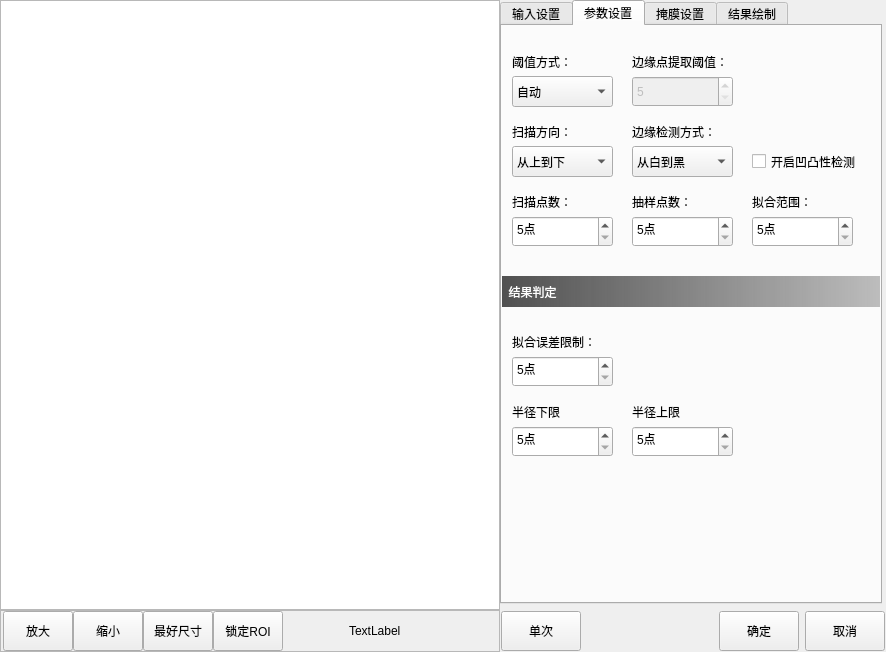
Old version of the form CMvFindRoundParamWidget/CMvFindRoundParamWidget/CMvFindRoundParamWidget.ui in the repository OrangLBlue/QtUI_For_Work.
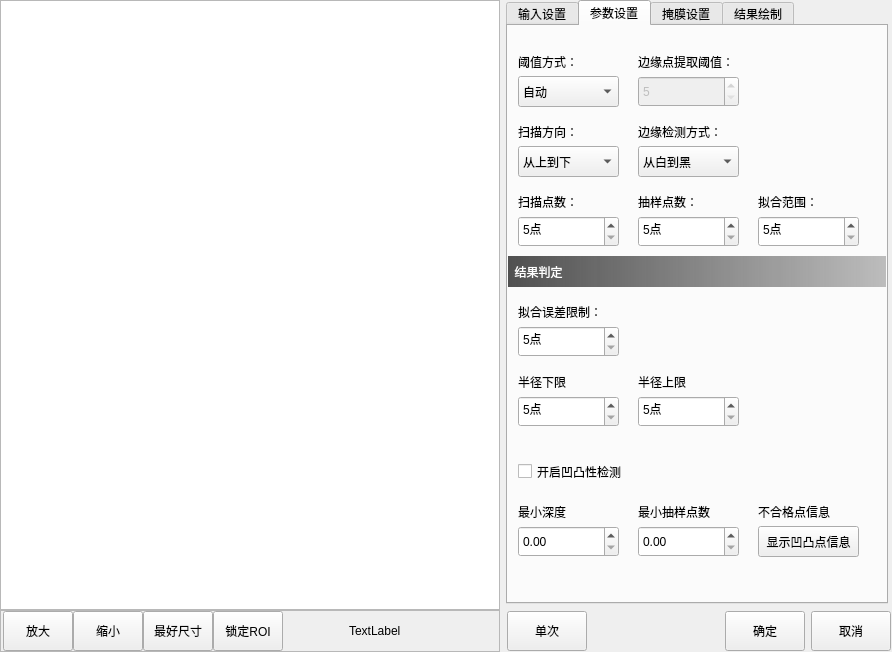
New version of the form.

Commit message: FindRound界面完成

Diff of the .ui file:
```diff
--- a/CMvFindRoundParamWidget/CMvFindRoundParamWidget/CMvFindRoundParamWidget.ui
+++ b/CMvFindRoundParamWidget/CMvFindRoundParamWidget/CMvFindRoundParamWidget.ui
@@ -6,7 +6,7 @@
    <rect>
     <x>0</x>
     <y>0</y>
-    <width>886</width>
+    <width>892</width>
     <height>652</height>
    </rect>
   </property>
@@ -14,9 +14,6 @@
    <string>CMvFindRoundParamWidget</string>
   </property>
   <layout class="QHBoxLayout" name="horizontalLayout_3">
-   <property name="spacing">
-    <number>0</number>
-   </property>
    <property name="leftMargin">
     <number>0</number>
    </property>
@@ -667,7 +664,7 @@
          <property name="geometry">
           <rect>
            <x>0</x>
-           <y>250</y>
+           <y>230</y>
            <width>381</width>
            <height>31</height>
           </rect>
@@ -779,8 +776,8 @@
         <widget class="QCheckBox" name="checkBox_concaveConvex">
          <property name="geometry">
           <rect>
-           <x>250</x>
-           <y>120</y>
+           <x>10</x>
+           <y>430</y>
            <width>111</width>
            <height>31</height>
           </rect>
@@ -793,7 +790,7 @@
          <property name="geometry">
           <rect>
            <x>0</x>
-           <y>290</y>
+           <y>260</y>
            <width>371</width>
            <height>161</height>
           </rect>
@@ -895,6 +892,106 @@
           </property>
          </widget>
         </widget>
+        <widget class="QWidget" name="widget_concaveConvex" native="true">
+         <property name="geometry">
+          <rect>
+           <x>10</x>
+           <y>460</y>
+           <width>361</width>
+           <height>101</height>
+          </rect>
+         </property>
+         <widget class="QDoubleSpinBox" name="doubleSpinBox_minimumDepth">
+          <property name="geometry">
+           <rect>
+            <x>0</x>
+            <y>40</y>
+            <width>101</width>
+            <height>31</height>
+           </rect>
+          </property>
+         </widget>
+         <widget class="QLabel" name="label_minimumDepth">
+          <property name="geometry">
+           <rect>
+            <x>0</x>
+            <y>10</y>
+            <width>111</width>
+            <height>31</height>
+           </rect>
+          </property>
+          <property name="text">
+           <string>最小深度</string>
+          </property>
+         </widget>
+         <widget class="QDoubleSpinBox" name="doubleSpinBox_minimumSamplingPoints">
+          <property name="geometry">
+           <rect>
+            <x>120</x>
+            <y>40</y>
+            <width>101</width>
+            <height>31</height>
+           </rect>
+          </property>
+         </widget>
+         <widget class="QLabel" name="label_2_minimumSamplingPoints">
+          <property name="geometry">
+           <rect>
+            <x>120</x>
+            <y>10</y>
+            <width>111</width>
+            <height>31</height>
+           </rect>
+          </property>
+          <property name="text">
+           <string>最小抽样点数</string>
+          </property>
+         </widget>
+         <widget class="QPushButton" name="pushButton_unqualifiedPiont">
+          <property name="geometry">
+           <rect>
+            <x>240</x>
+            <y>40</y>
+            <width>101</width>
+            <height>31</height>
+           </rect>
+          </property>
+          <property name="text">
+           <string>显示凹凸点信息</string>
+          </property>
+         </widget>
+         <widget class="QLabel" name="label_unqualifiedPiont">
+          <property name="geometry">
+           <rect>
+            <x>240</x>
+            <y>10</y>
+            <width>111</width>
+            <height>31</height>
+           </rect>
+          </property>
+          <property name="text">
+           <string>不合格点信息</string>
+          </property>
+         </widget>
+        </widget>
+        <zorder>widget_concaveConvex</zorder>
+        <zorder>spinBox_threshold_2</zorder>
+        <zorder>comboBox_thresholdType_2</zorder>
+        <zorder>label_thresholdType_2</zorder>
+        <zorder>label_scanDirection_2</zorder>
+        <zorder>label_threshold_2</zorder>
+        <zorder>label_edgeCheckType_2</zorder>
+        <zorder>label_scanPointSum_2</zorder>
+        <zorder>label_samplingPointSum_2</zorder>
+        <zorder>label_fitRange_2</zorder>
+        <zorder>comboBox_scanDirection_2</zorder>
+        <zorder>comboBox_edgeCheckType_2</zorder>
+        <zorder>label_titleJudged_2</zorder>
+        <zorder>spinBox_scanPointSum_2</zorder>
+        <zorder>spinBox_samplingPointSum_2</zorder>
+        <zorder>spinBox_fitRange_2</zorder>
+        <zorder>checkBox_concaveConvex</zorder>
+        <zorder>widget_Judged_2</zorder>
        </widget>
        <widget class="QWidget" name="tab_3">
         <attribute name="title">
```
Left out of the diff: 6 changed lines with no effect on the pictures. The commit also changes 58 other files.
